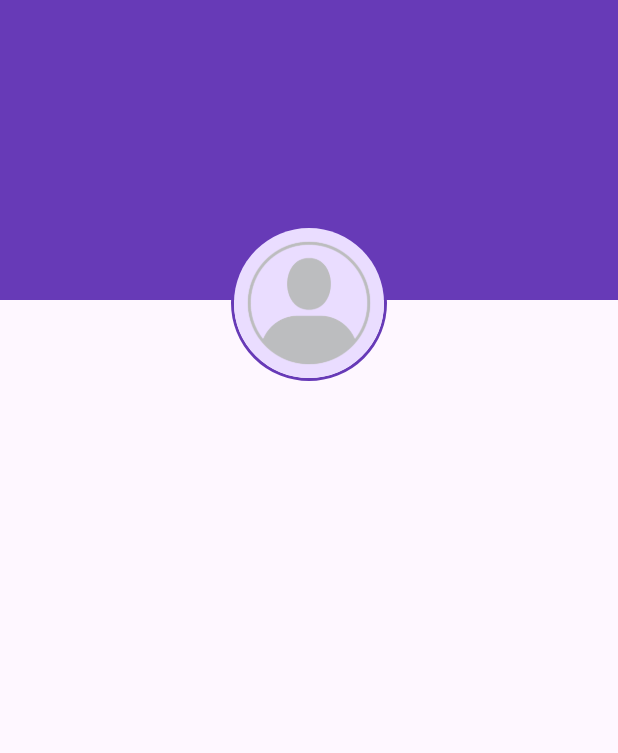
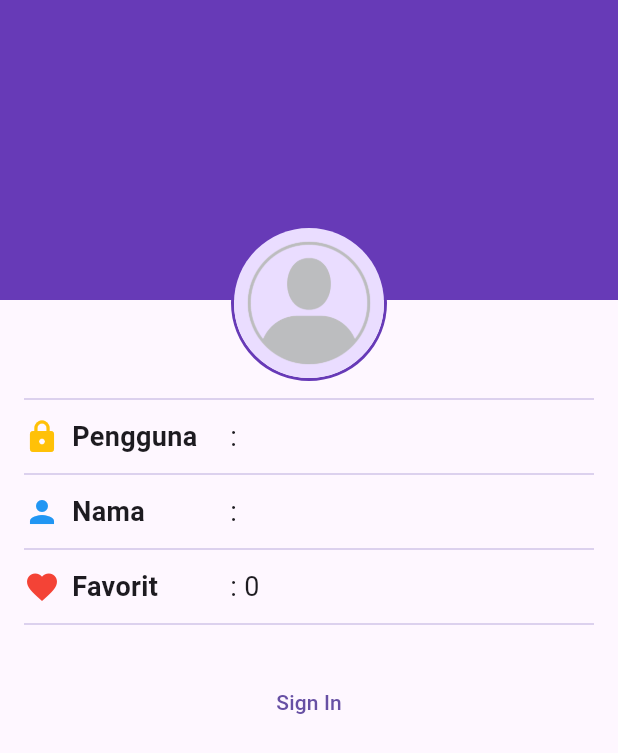
Before and after one commit to mayangsarinr/wisata_candi_mayangsari, a Flutter app: the ProfileScreen screen opened directly, on a phone screen of 412 x 824 dp. Shown: the top 753 px of the screen. Run offline on Flutter 3.47's test engine with Material 3 defaults, Android fonts, the phone set to English and light mode, and no system bars; our stand-ins replace cached_network_image, shared_preferences; accounts and stored records are empty.

Commit message:
Update profile_screen.dart

```diff
--- a/lib/screens/profile_screen.dart
+++ b/lib/screens/profile_screen.dart
@@ -8,23 +8,25 @@ class ProfileScreen extends StatefulWidget {
 }
 
 class _ProfileScreenState extends State<ProfileScreen> {
-  //TODO: deklarasikan variabel yang dibutuhkan
-  bool isSignIn = false;
+  // TODO: 1.Deklarasikan variabel yang dibutuhkan
+  bool isSignedIn = false;
   String fullName = '';
   String userName = '';
   int favoriteCandiCount = 0;
 
+  // TODO 5. Implementasi fungsi signIn
   void signIn(){
     // setState(() {
-    //   isSignIn = true;
-    //   userName = 'budi';
-    //   fullName = 'Budi Santoso';
-    //   favoriteCandiCount = 3;
+    //   isSignedIn = !isSignedIn;
     // });
-    Navigator.pushNamed(context, '/signin');
+    Navigator.pushNamed(context, '/SignInScreen');
   }
-
-
+  // TODO 6. Implementasi fungsi signOut
+  void signOut(){
+    setState(() {
+      isSignedIn = !isSignedIn;
+    });
+  }
   @override
   Widget build(BuildContext context) {
     return Scaffold(
@@ -39,11 +41,11 @@ class _ProfileScreenState extends State<ProfileScreen> {
             padding: const EdgeInsets.symmetric(horizontal: 16),
             child: Column(
               children: [
-                // TODO: 2. buat bagian Profilescreen yang berisi gambar profil
+                //TODO: 2. Buat bagian ProfileHeader yang berisi gambar profil
                 Align(
                   alignment: Alignment.topCenter,
                   child: Padding(
-                    padding: const EdgeInsets.only(top: 200-50),
+                    padding: const EdgeInsets.only(top: 200 - 50),
                     child: Stack(
                       alignment: Alignment.bottomRight,
                       children: [
@@ -54,23 +56,105 @@ class _ProfileScreenState extends State<ProfileScreen> {
                           ),
                           child: CircleAvatar(
                             radius: 50,
-                            backgroundImage: AssetImage('images/placeholder_image.png'),
+                            backgroundImage:
+                                AssetImage('images/placeholder_image.png'),
                           ),
                         ),
-                        if(isSignIn)
+                        if (isSignedIn)
                           IconButton(
-                            onPressed: (){},
-                            icon: Icon(Icons.camera_alt, color: Colors.deepPurple[50],),
-                          ),
+                              onPressed: () {},
+                              icon: Icon(Icons.camera_alt,
+                                  color: Colors.deepPurple[50]))
                       ],
                     ),
                   ),
                 ),
-                // TODO: 3. buat bagian ProfileInfo yang berisi info profil
-                // TODO: 4. buat profileAction yang berisi Textbutton sign in/out
+                //TODO: 3. Buat bagian ProfileInfo yang berisi info profil
+                // Baris Pengguna
+                SizedBox(height: 4),
+                Divider(color: Colors.deepPurple[100]),
+                SizedBox(height: 4),
+                Row(
+                  children: [
+                    SizedBox(width: MediaQuery.of(context).size.width / 3,
+                      child: Row(
+                        children: [
+                          Icon(Icons.lock, color: Colors.amber),
+                          SizedBox(width: 8),
+                          Text('Pengguna',style: TextStyle(
+                            fontSize: 18, fontWeight: FontWeight.bold)
+                          )
+                        ],
+                      ),
+                    ),
+                    Expanded(
+                      child: Text(': $userName', style: TextStyle(
+                          fontSize: 18),
+                      ),
+                    ),
+                    if(isSignedIn) Icon(Icons.edit),
+                  ],
+                ),
+                // Baris Nama
+                SizedBox(height: 4),
+                Divider(color: Colors.deepPurple[100]),
+                SizedBox(height: 4),
+                Row(
+                  children: [
+                    SizedBox(width: MediaQuery.of(context).size.width / 3,
+                      child: Row(
+                        children: [
+                          Icon(Icons.person, color: Colors.blue),
+                          SizedBox(width: 8),
+                          Text('Nama',style: TextStyle(
+                              fontSize: 18, fontWeight: FontWeight.bold)
+                          )
+                        ],
+                      ),
+                    ),
+                    Expanded(
+                      child: Text(': $fullName', style: TextStyle(
+                          fontSize: 18),
+                      ),
+                    ),
+                    if(isSignedIn) Icon(Icons.edit),
+                  ],
+                ),
+                // Baris Favorit
+                SizedBox(height: 4),
+                Divider(color: Colors.deepPurple[100]),
+                SizedBox(height: 4),
+                Row(
+                  children: [
+                    SizedBox(width: MediaQuery.of(context).size.width / 3,
+                      child: Row(
+                        children: [
+                          Icon(Icons.favorite, color: Colors.red),
+                          SizedBox(width: 8),
+                          Text('Favorit',style: TextStyle(
+                              fontSize: 18, fontWeight: FontWeight.bold)
+                          )
+                        ],
+                      ),
+                    ),
+                    Expanded(
+                      child: Text(': $favoriteCandiCount', style: TextStyle(
+                          fontSize: 18),
+                      ),
+                    ),
+                    if(isSignedIn) Icon(Icons.edit),
+                  ],
+                ),
+
+                //TODO: 4. Buat ProfileActions yang berisi TextButton sign in/out
+                SizedBox(height: 4),
+                Divider(color: Colors.deepPurple[100]),
+                SizedBox(height: 20),
+                isSignedIn ? TextButton(onPressed: signOut, child: Text('Sign Out'))
+                    : TextButton(onPressed: signIn, child: Text('Sign In')),
               ],
             ),
-          ),
+          )
         ],
       ),
     );
```
